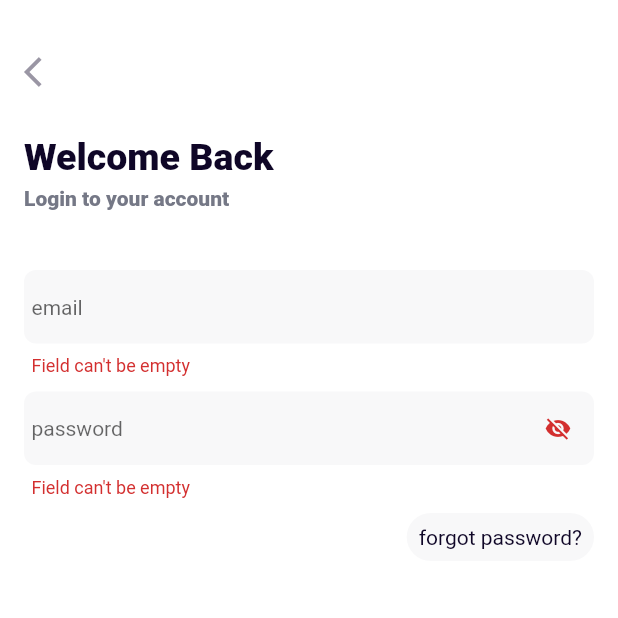
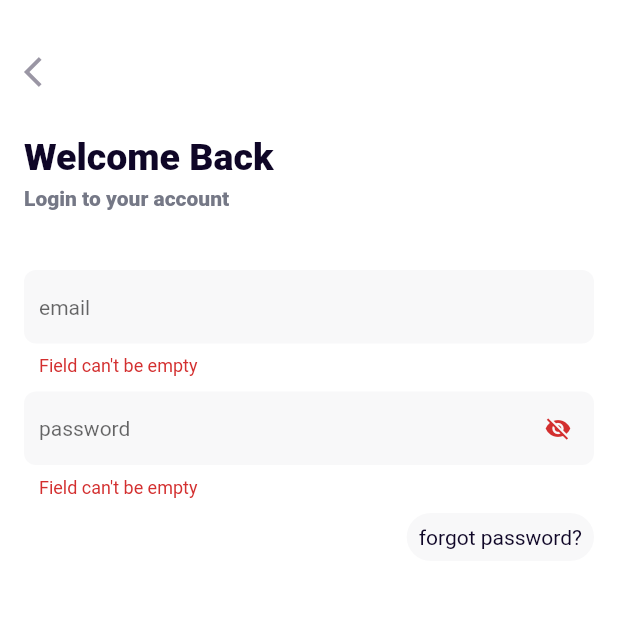
Before and after one commit to codes-untold/xafe, a Flutter app: the SignInScreen screen opened directly, after a tap on "Login", on a phone screen of 412 x 824 dp, the top half of it. Run offline on Flutter 3.47's test engine with Material 2 defaults, Android fonts, the phone set to English and light mode, and no system bars; our stand-ins replace cloud_firestore, firebase_auth, firebase_core, flutter_spinkit, fluttertoast, shared_preferences; missing offline and left inert: email_auth; accounts and stored records are empty.

Commit message:
clean up

```diff
--- a/lib/viewmodels/animation_view_model.dart
+++ b/lib/viewmodels/animation_view_model.dart
@@ -21,8 +21,6 @@ class AnimationViewModel extends ChangeNotifier {
         incomeText += 30;
         expenseBarHeight += 0.0002;
         incomeBarHeight += 0.0004;
-        print(expenseText);
-
         notifyListeners();
       },
     );
--- a/lib/views/screens/sign_in.dart
+++ b/lib/views/screens/sign_in.dart
@@ -1,6 +1,7 @@
 import 'package:flutter/material.dart';
 import 'package:provider/provider.dart';
 import 'package:xafe/constants/app_constants.dart';
+import 'package:xafe/utilities/services.dart';
 import 'package:xafe/utilities/toast.dart';
 import 'package:xafe/viewmodels/auth_view_model.dart';
 import 'package:xafe/views/widgets/custom_textfield.dart';
@@ -140,8 +141,14 @@ class _SignInScreenState extends State<SignInScreen> {
                           "/navigation_screen",
                           (Route<dynamic> route) => false);
                     } else {
-                      showToastAlert(context, "Invalid Login Details",
-                          isSuccess: false);
+                      bool noInternet = await Service.internetCheck();
+                      if (!noInternet) {
+                        showToastAlert(context, "No Internet Connection",
+                            isSuccess: false);
+                      } else {
+                        showToastAlert(context, "Invalid Login Details",
+                            isSuccess: false);
+                      }
                     }
                   }
                 }),
--- a/lib/views/screens/sign_up.dart
+++ b/lib/views/screens/sign_up.dart
@@ -209,6 +209,12 @@ class _SignUpScreenState extends State<SignUpScreen> {
                       authViewModel.moveToNext();
                       controller.clear();
                     } else {
+                      bool noInternet = await Service.internetCheck();
+                      if (!noInternet) {
+                        showToastAlert(context, "No Internet Connection",
+                            isSuccess: false);
+                        return;
+                      }
                       //only returns false on cases of invalid OTP
                       showToastAlert(context, "invalid OTP", isSuccess: false);
                     }
--- a/lib/views/widgets/custom_textfield.dart
+++ b/lib/views/widgets/custom_textfield.dart
@@ -39,7 +39,7 @@ class CustomTextField extends StatelessWidget {
           hintStyle: const TextStyle(fontSize: 14),
           filled: true,
           contentPadding:
-              const EdgeInsets.symmetric(vertical: 15, horizontal: 5),
+              const EdgeInsets.symmetric(vertical: 15, horizontal: 10),
           fillColor: offWhite,
           hintText: hintText,
           isDense: true,
--- a/pubspec.yaml
+++ b/pubspec.yaml
@@ -69,6 +69,7 @@ flutter:
   assets:
     - assets/images/
     - assets/icons/
+    - assets/icons/alert_success.png
 
 
   # An image asset can refer to one or more resolution-specific "variants", see
```
Also changed, not shown: lib/utilities/services.dart (+13 -1 lines), lib/viewmodels/transaction_view_model.dart (+10 -4 lines), lib/views/screens/navigation_screen.dart (+10 -5 lines), lib/views/widgets/bottom_sheet.dart (+13 -2 lines), assets/icons/alert_successful.png (added).
